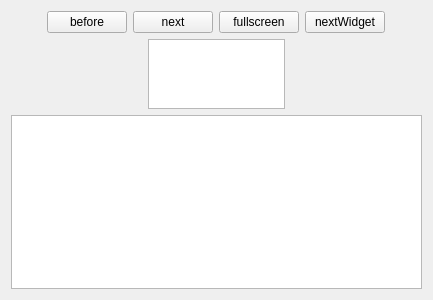
First picture: the form in core/ui/ViewerPageWidget.ui, repository aschuman/CoBaB, before the edit.
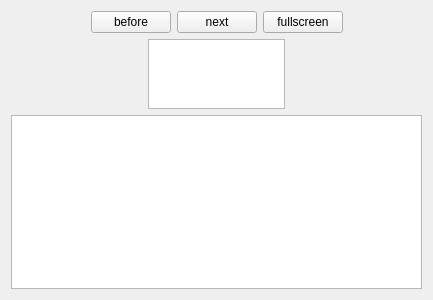
Second picture: the form after the edit.

Commit message: Implemented the context menu in ViewerPageWidget.

What changed in the file:
```diff
--- a/core/ui/ViewerPageWidget.ui
+++ b/core/ui/ViewerPageWidget.ui
@@ -70,13 +70,6 @@
          </property>
         </widget>
        </item>
-       <item>
-        <widget class="QPushButton" name="nextWidget">
-         <property name="text">
-          <string>nextWidget</string>
-         </property>
-        </widget>
-       </item>
        <item>
         <spacer name="horizontalSpacer_4">
          <property name="orientation">
```
Left out of the diff: 3 changed lines with no effect on the pictures. The commit also changes 9 other files.
